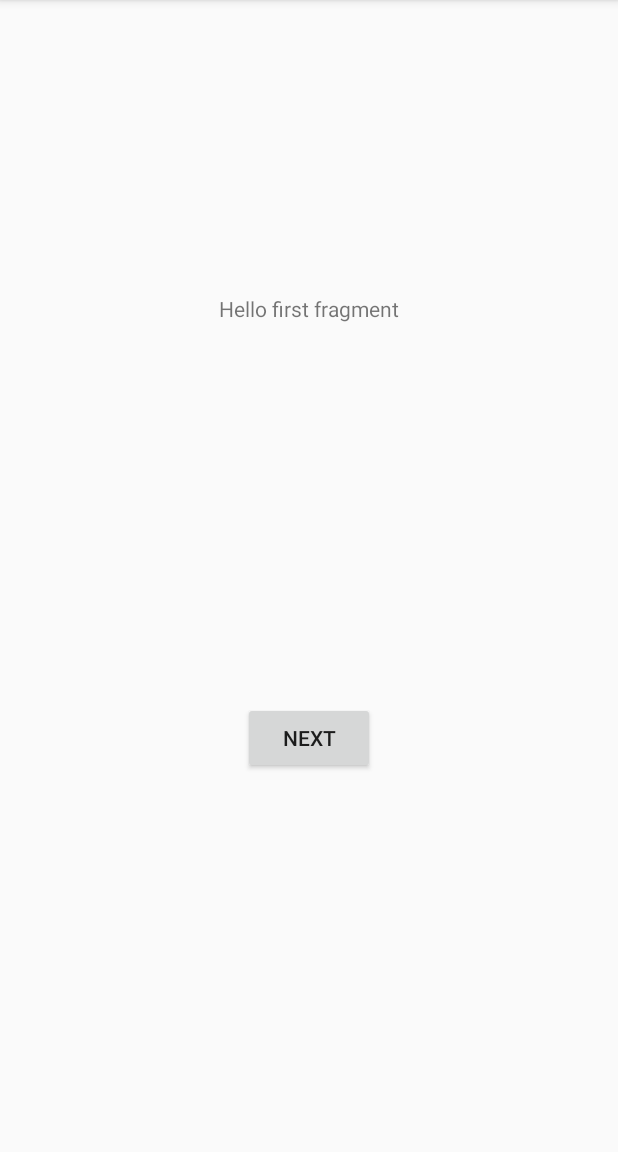
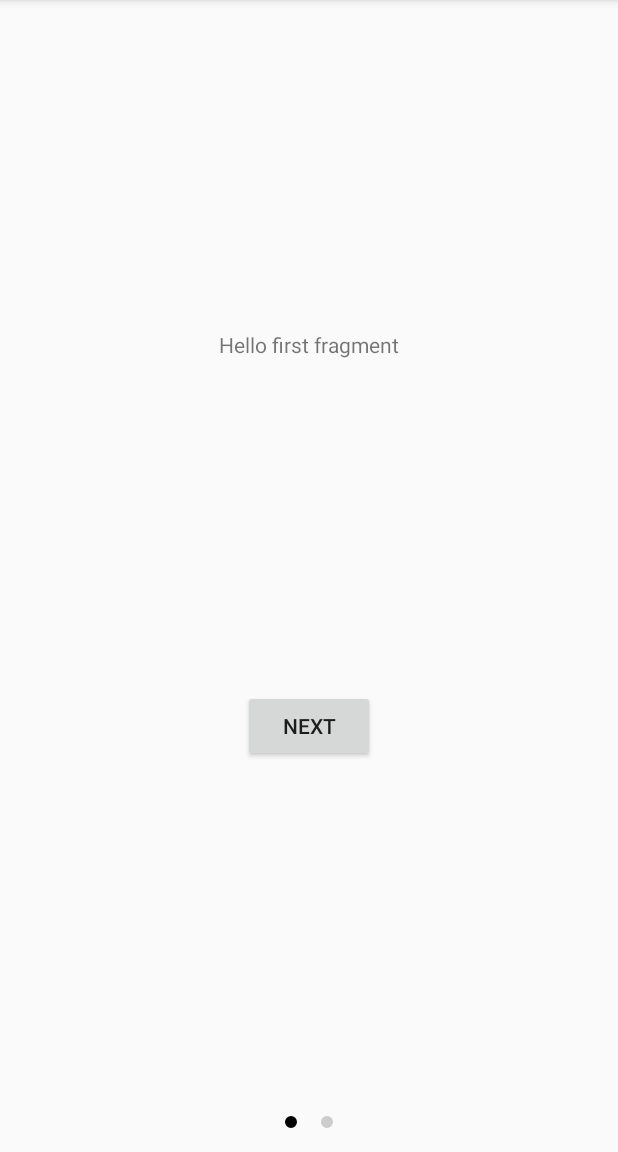
Before and after one commit to FunLocks/team2001, an Android app: the screen it shows after launch (MainActivity), on a phone screen of 412 x 824 dp, the part 84-1236 px from its top. Run offline under Robolectric (Android 15) with nearby library versions, the phone set to English and light mode, and no system bars.

Commit message:
インディケーターの実装 #57

```diff
--- a/front/Android/app/src/main/java/team01/yowayowa/sekibutton/MainActivity.kt
+++ b/front/Android/app/src/main/java/team01/yowayowa/sekibutton/MainActivity.kt
@@ -7,6 +7,8 @@ import androidx.appcompat.app.AppCompatActivity
 import android.view.Menu
 import android.view.MenuItem
 import androidx.viewpager2.widget.ViewPager2
+import com.google.android.material.tabs.TabLayout
+import com.google.android.material.tabs.TabLayoutMediator
 
 class MainActivity : AppCompatActivity() {
 
@@ -16,6 +18,9 @@ class MainActivity : AppCompatActivity() {
         setSupportActionBar(findViewById(R.id.toolbar))
         val viewPager = findViewById<ViewPager2>(R.id.viewPager2)
         viewPager.adapter = PagerAdapter(this)
+        viewPager.orientation = ViewPager2.ORIENTATION_HORIZONTAL
+        val indicator = findViewById<TabLayout>(R.id.indicator)
+        TabLayoutMediator(indicator, viewPager) { _, _ -> }.attach()
     }
 
     override fun onCreateOptionsMenu(menu: Menu): Boolean {
--- /dev/null
+++ b/front/Android/app/src/main/res/drawable/indicator_selector.xml
@@ -0,0 +1,13 @@
+<?xml version="1.0" encoding="utf-8"?>
+<selector xmlns:android="http://schemas.android.com/apk/res/android">
+    <item android:state_selected="true">
+        <shape android:innerRadius="0dp" android:shape="ring" android:thickness="4dp" android:useLevel="false">
+            <solid android:color="#000" />
+        </shape>
+    </item>
+    <item>
+        <shape android:innerRadius="0dp" android:shape="ring" android:thickness="4dp" android:useLevel="false">
+            <solid android:color="#CCCCCC" />
+        </shape>
+    </item>
+</selector>
--- a/front/Android/app/src/main/res/layout/activity_main.xml
+++ b/front/Android/app/src/main/res/layout/activity_main.xml
@@ -1,5 +1,5 @@
 <?xml version="1.0" encoding="utf-8"?>
-<androidx.coordinatorlayout.widget.CoordinatorLayout xmlns:android="http://schemas.android.com/apk/res/android"
+<androidx.constraintlayout.widget.ConstraintLayout  xmlns:android="http://schemas.android.com/apk/res/android"
     xmlns:app="http://schemas.android.com/apk/res-auto"
     xmlns:tools="http://schemas.android.com/tools"
     android:layout_width="match_parent"
@@ -7,9 +7,13 @@
     tools:context=".MainActivity">
 
     <com.google.android.material.appbar.AppBarLayout
+        android:id="@+id/appBarLayout2"
         android:layout_width="match_parent"
         android:layout_height="wrap_content"
-        android:theme="@style/AppTheme.AppBarOverlay">
+        android:theme="@style/AppTheme.AppBarOverlay"
+        app:layout_constraintEnd_toEndOf="parent"
+        app:layout_constraintStart_toStartOf="parent"
+        app:layout_constraintTop_toTopOf="parent">
 
         <androidx.appcompat.widget.Toolbar
             android:id="@+id/toolbar"
@@ -23,7 +27,31 @@
     <androidx.viewpager2.widget.ViewPager2
         android:id="@+id/viewPager2"
         android:layout_width="match_parent"
-        android:layout_height="match_parent" />
+        android:layout_height="0dp"
+        app:layout_constraintBottom_toTopOf="@+id/frameLayout"
+        app:layout_constraintEnd_toEndOf="parent"
+        app:layout_constraintStart_toStartOf="parent"
+        app:layout_constraintTop_toBottomOf="@+id/appBarLayout2" />
+
+    <FrameLayout
+        android:id="@+id/frameLayout"
+        android:layout_width="match_parent"
+        android:layout_height="wrap_content"
+        app:layout_constraintBottom_toBottomOf="parent"
+        app:layout_constraintEnd_toEndOf="parent"
+        app:layout_constraintStart_toStartOf="parent">
+
+        <com.google.android.material.tabs.TabLayout
+            android:id="@+id/indicator"
+            android:layout_width="match_parent"
+            android:layout_height="40dp"
+            android:layout_gravity="center_horizontal"
+            app:tabBackground="@drawable/indicator_selector"
+            app:tabGravity="center"
+            app:tabIndicatorFullWidth="true"
+            app:tabIndicatorHeight="0dp"
+            app:tabRippleColor="@null" />
+    </FrameLayout>
 
 
-</androidx.coordinatorlayout.widget.CoordinatorLayout>
+</androidx.constraintlayout.widget.ConstraintLayout>
```
